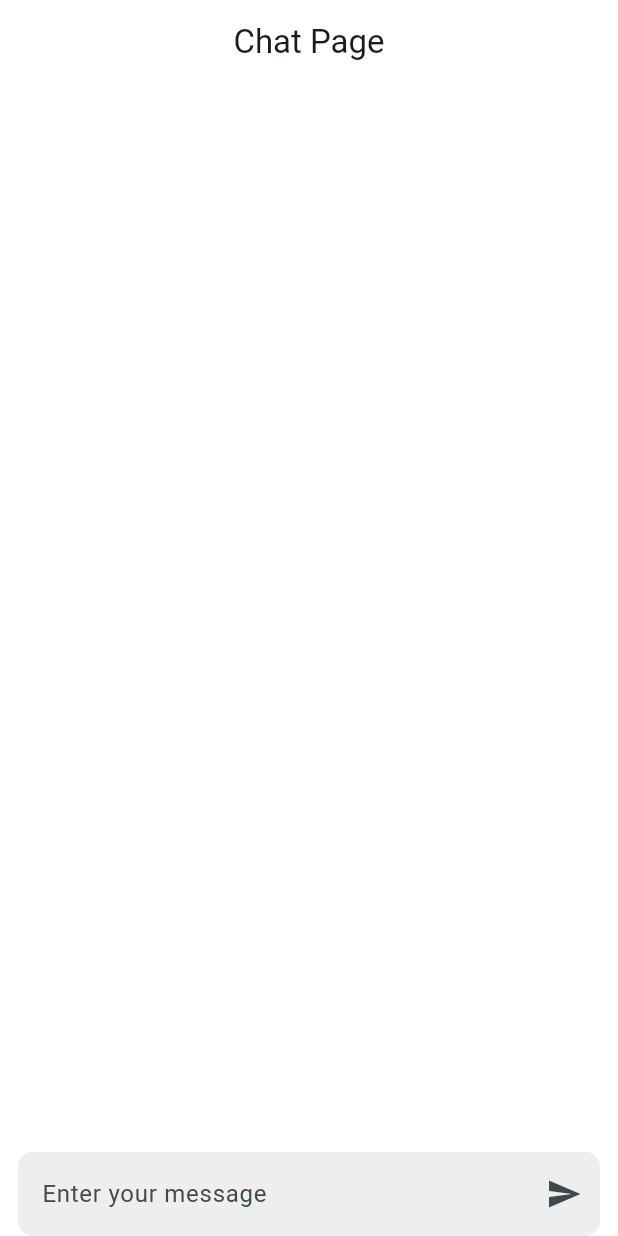
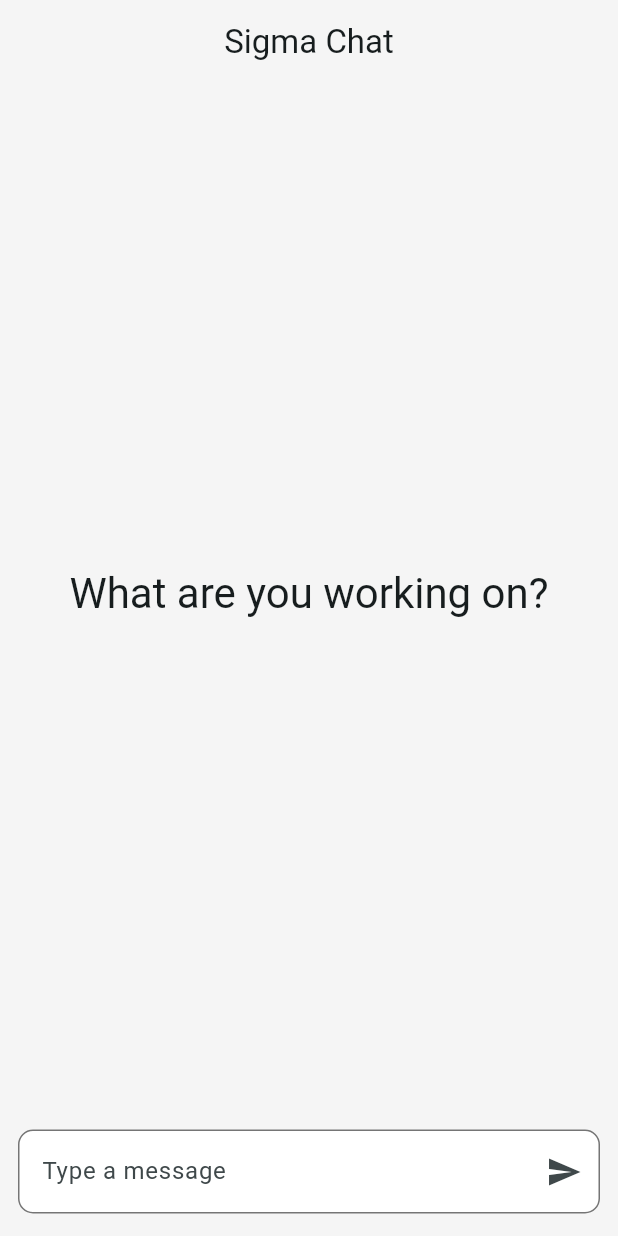
Before and after one commit to abdelrhmanMohamed-svg/sigma_chat, a Flutter app: the screen it shows after launch, on a phone screen of 412 x 824 dp. Run offline on Flutter 3.47's test engine with Material 3 defaults, Android fonts, the phone set to English and light mode, and no system bars; drawn by our look-alikes of animated_text_kit; our stand-ins replace bubble, firebase_ai, firebase_core, flutter_bloc, hive, hive_flutter; accounts and stored records are empty.

Commit message:
refactor the chatPage and solve the problem about the whole list is rebuild and add empty state widget and logic

```diff
--- a/lib/models/message_model.dart
+++ b/lib/models/message_model.dart
@@ -4,26 +4,19 @@ part 'message_model.g.dart';
 @HiveType(typeId: 0)
 class MessageModel {
   @HiveField(0)
+  final String id;
+  @HiveField(1)
   final String text;
-  @HiveField(1)
+  @HiveField(2)
   final bool isUser;
-  @HiveField(2)
+  @HiveField(3)
   final DateTime time;
-  MessageModel({required this.text, required this.isUser, required this.time});
+  MessageModel({
+    required this.id,
+    required this.text,
+    required this.isUser,
+    required this.time,
+  });
 
-  Map<String, dynamic> toMap() {
-    return <String, dynamic>{
-      'text': text,
-      'isUser': isUser,
-      'time': time.millisecondsSinceEpoch,
-    };
-  }
 
-  factory MessageModel.fromMap(Map<String, dynamic> map) {
-    return MessageModel(
-      text: map['text'] as String,
-      isUser: map['isUser'] as bool,
-      time: DateTime.fromMillisecondsSinceEpoch(map['time'] as int),
-    );
-  }
 }
--- a/lib/services/hive_local_database.dart
+++ b/lib/services/hive_local_database.dart
@@ -8,7 +8,7 @@ class HiveLocalDatabase {
   static HiveLocalDatabase get instance => getinstance;
   static Future<void> hiveInit() async {
     await Hive.initFlutter();
-    Hive.registerAdapter(MessageModelAdapter());
+    Hive.registerAdapter((MessageModelAdapter()));
     await Hive.openBox(AppConstants.messageKey);
   }
 
@@ -17,7 +17,7 @@ class HiveLocalDatabase {
     await box.put(key, value);
   }
 
-  List<dynamic> getData(String key) {
+  dynamic getData(String key) {
     return box.get(key);
   }
 
--- a/lib/utils/theme/app_color.dart
+++ b/lib/utils/theme/app_color.dart
@@ -2,8 +2,11 @@ import 'package:flutter/material.dart';
 
 class AppColor {
   static const Color primary = Colors.white;
+  static Color background = Colors.grey.shade100;
   static const Color secondary = Colors.black45;
   static Color gray300 = Colors.grey.shade300;
   static Color gray200 = Colors.grey.shade200;
   static const Color red = Colors.red;
+  static const Color blue = Colors.blue;
+  static const Color black = Colors.black54;
 }
--- a/lib/utils/theme/app_theme.dart
+++ b/lib/utils/theme/app_theme.dart
@@ -5,30 +5,31 @@ class AppTheme {
   static ThemeData get themeData => ThemeData(
     colorScheme: ColorScheme.fromSeed(seedColor: AppColor.primary),
 
-    scaffoldBackgroundColor: AppColor.primary,
+    scaffoldBackgroundColor: AppColor.background,
     useMaterial3: true,
     appBarTheme: AppBarTheme(
       centerTitle: true,
-      backgroundColor: AppColor.primary,
+      backgroundColor: AppColor.background,
     ),
     inputDecorationTheme: InputDecorationTheme(
+
       border: OutlineInputBorder(
         borderRadius: BorderRadius.circular(10),
-        borderSide: BorderSide(color: AppColor.gray200),
+        borderSide: BorderSide(color: AppColor.black),
       ),
       enabledBorder: OutlineInputBorder(
         borderRadius: BorderRadius.circular(10),
-        borderSide: BorderSide(color: AppColor.gray200),
+        borderSide: BorderSide(color: AppColor.black),
       ),
       focusedBorder: OutlineInputBorder(
         borderRadius: BorderRadius.circular(10),
-        borderSide: BorderSide(color: AppColor.gray200),
+        borderSide: BorderSide(color: AppColor.black),
       ),
       errorBorder: OutlineInputBorder(
         borderRadius: BorderRadius.circular(10),
         borderSide: BorderSide(color: AppColor.red),
       ),
-      fillColor: AppColor.gray200,
+      fillColor: AppColor.primary,
       filled: true,
     ),
   );
--- a/lib/view_model/chat/chat_cubit.dart
+++ b/lib/view_model/chat/chat_cubit.dart
@@ -7,47 +7,52 @@ import 'package:sgima_chat/utils/app_constants.dart';
 part 'chat_state.dart';
 
 class ChatCubit extends Cubit<ChatState> {
-  ChatCubit() : super(ChatInitial());
+  ChatCubit() : super(ChatInitial([]));
+  Map<String, bool> playedMessages = {};
 
   final _chatServices = ChatServicesImple();
   final _hiveServices = HiveLocalDatabase.getinstance;
-  final List<MessageModel> _messages = [];
+  late List<MessageModel> messages;
 
   Future<void> sendMessage(String message) async {
     emit(SendingMessage());
     try {
       final userMessage = MessageModel(
+        id: DateTime.now().toIso8601String(),
         text: message,
         isUser: true,
         time: DateTime.now(),
       );
-      _messages.add(userMessage);
+      messages.add(userMessage);
       await _hiveServices.saveData<List<MessageModel>>(
         AppConstants.messageKey,
-        _messages,
+        messages,
       );
 
-      emit(ChatSucess(_getMessages()));
+      emit(ChatSucess(List.from(messages), userMessage.id));
       final response = await _chatServices.sentMessage(message);
       final chatMessage = MessageModel(
+        id: DateTime.now().toIso8601String(),
         text: response ?? "there is no response",
         isUser: false,
         time: DateTime.now(),
       );
-      _messages.add(chatMessage);
+      messages.add(chatMessage);
       await _hiveServices.saveData<List<MessageModel>>(
         AppConstants.messageKey,
-        _messages,
+        messages,
       );
+      emit(ChatSucess(List.from(messages), chatMessage.id));
+
       emit(MessageSent());
-      emit(ChatSucess(_getMessages()));
     } catch (e) {
       emit(MessageSentFailed(e.toString()));
     }
   }
 
   Future<void> getMessages() async {
-    emit(ChatSucess(_getMessages()));
+    messages = _getMessages();
+    emit(ChatInitial(messages));
   }
 
   void startSession() {
@@ -56,6 +61,10 @@ class ChatCubit extends Cubit<ChatState> {
 
   List<MessageModel> _getMessages() {
     final messages = _hiveServices.getData(AppConstants.messageKey);
-    return messages.map((e) => e as MessageModel).toList();
+
+    if (messages == null) {
+      return [];
+    }
+    return List<MessageModel>.from(messages);
   }
 }
--- a/lib/view_model/chat/chat_state.dart
+++ b/lib/view_model/chat/chat_state.dart
@@ -4,19 +4,23 @@ sealed class ChatState {
   const ChatState();
 }
 
-final class ChatInitial extends ChatState {}
+final class ChatInitial extends ChatState {
+  final List<MessageModel> messages;
+  const ChatInitial(this.messages);
+}
 
 final class SendingMessage extends ChatState {}
 
 final class MessageSent extends ChatState {}
 
+final class ChatSucess extends ChatState {
+  final String id;
+  final List<MessageModel> messages;
+
+  const ChatSucess(this.messages, this.id);
+}
+
 final class MessageSentFailed extends ChatState {
   final String message;
   const MessageSentFailed(this.message);
 }
-
-final class ChatSucess extends ChatState {
-  final List<MessageModel> messages;
-
-  const ChatSucess(this.messages);
-}
--- a/lib/views/pages/chat_page.dart
+++ b/lib/views/pages/chat_page.dart
@@ -1,6 +1,8 @@
 import 'package:flutter/material.dart';
 import 'package:flutter_bloc/flutter_bloc.dart';
 import 'package:sgima_chat/view_model/chat/chat_cubit.dart';
+import 'package:sgima_chat/views/widgets/card_message.dart';
+import 'package:sgima_chat/views/widgets/empty_state.dart';
 
 class ChatPage extends StatefulWidget {
   const ChatPage({super.key});
@@ -11,71 +13,123 @@ class ChatPage extends StatefulWidget {
 
 class _ChatPageState extends State<ChatPage> {
   late TextEditingController textController;
+  late ScrollController scrollController;
+
   @override
   void initState() {
     textController = TextEditingController();
+    scrollController = ScrollController();
+
     super.initState();
+  }
+
+  @override
+  void dispose() {
+    super.dispose();
+    textController.dispose();
+    scrollController.dispose();
+  }
+
+  void _scrollToBottom() {
+    WidgetsBinding.instance.addPostFrameCallback((_) {
+      scrollController.animateTo(
+        scrollController.position.maxScrollExtent,
+        duration: Duration(milliseconds: 300),
+        curve: Curves.easeInOut,
+      );
+    });
   }
 
   @override
   Widget build(BuildContext context) {
     final chatCubit = BlocProvider.of<ChatCubit>(context);
+    final size = MediaQuery.sizeOf(context);
+
     return Scaffold(
-      appBar: AppBar(title: Text("Chat Page")),
+      appBar: AppBar(title: Text("Sigma Chat")),
       body: SafeArea(
         child: Padding(
-          padding: const EdgeInsets.symmetric(horizontal: 12.0),
+          padding: const EdgeInsets.symmetric(horizontal: 12.0, vertical: 15.0),
           child: Column(
             mainAxisAlignment: MainAxisAlignment.center,
             children: [
               Expanded(
                 child: BlocConsumer<ChatCubit, ChatState>(
-                  bloc: chatCubit,
-                  listenWhen: (previous, current) =>
-                      current is MessageSentFailed,
-
+                  listenWhen: (previous, current) => current is MessageSentFailed||current is ChatSucess,
                   listener: (context, state) {
                     if (state is MessageSentFailed) {
-                      ScaffoldMessenger.of(
-                        context,
-                      ).showSnackBar(SnackBar(content: Text(state.message)));
+                      ScaffoldMessenger.of(context).showSnackBar(
+                        SnackBar(content: Text(state.message)),
+                      );
+
+                    }
+                    if (state is ChatSucess) {
+                      _scrollToBottom();
                     }
                   },
+                  bloc: chatCubit,
                   buildWhen: (previous, current) =>
-                      current is ChatSucess ||
-                      current is SendingMessage ||
+                      current is ChatInitial ||
+                      (current is ChatSucess) ||
                       current is MessageSentFailed,
                   builder: (context, state) {
-                    if (state is ChatSucess) {
-                      final messages = state.messages;
+                    final messages = chatCubit.messages;
 
-                      return ListView.builder(
+                    if (messages.isEmpty) {
+                      return EmptyState();
+                    }
+                    if (state is ChatInitial) {
+                      return ListView.separated(
+                        controller: scrollController,
                         itemCount: messages.length,
+                        separatorBuilder: (_, __) => SizedBox(height: 15),
                         itemBuilder: (context, index) {
                           final message = messages[index];
-                          return ListTile(
-                            title: Text(message.text),
-                            subtitle: Text(message.time.toString()),
-                            leading: Icon(
-                              message.isUser ? Icons.person : Icons.chat,
-                            ),
+                          return CardMessage(message: message, isInitial: true);
+                        },
+                      );
+                    }
+                    if (state is ChatSucess) {
+                      final message = state.messages.last;
+
+                      return ListView.separated(
+                        controller: scrollController,
+                        itemCount: messages.length,
+                        separatorBuilder: (_, __) => SizedBox(height: 15),
+                        itemBuilder: (context, index) {
+                          return CardMessage(
+                            message: messages[index],
+                            lastMessageId: message.id,
                           );
                         },
                       );
                     }
-                    return SizedBox.shrink();
+                    return ListView.separated(
+                      controller: scrollController,
+                      itemCount: messages.length,
+                      separatorBuilder: (_, __) => SizedBox(height: 15),
+                      itemBuilder: (context, index) {
+                        return CardMessage(message: messages[index]);
+                      },
+                    );
                   },
                 ),
               ),
+              SizedBox(height: size.height * 0.04),
               TextField(
                 controller: textController,
                 onSubmitted: (value) async {
-                     if (textController.text.isEmpty) return;
+                  if (textController.text.isEmpty) return;
                   await chatCubit.sendMessage(value);
                   textController.clear();
+                  //  _scrollToBottom();
                 },
+                keyboardType: TextInputType.multiline,
+                maxLines: null,
+                minLines: 1,
+
                 decoration: InputDecoration(
-                  hintText: "Enter your message",
+                  hintText: "Type a message",
                   suffixIcon: BlocBuilder<ChatCubit, ChatState>(
                     bloc: chatCubit,
                     buildWhen: (previous, current) =>
@@ -86,14 +140,16 @@ class _ChatPageState extends State<ChatPage> {
                     builder: (context, state) {
                       if (state is SendingMessage) {
                         return Transform.scale(
-                            scale: 0.5,
-                          child: CircularProgressIndicator.adaptive());
+                          scale: 0.5,
+                          child: CircularProgressIndicator.adaptive(),
+                        );
                       }
                       return InkWell(
                         onTap: () async {
                           if (textController.text.isEmpty) return;
                           await chatCubit.sendMessage(textController.text);
                           textController.clear();
+                          //_scrollToBottom();
                         },
                         child: Icon(Icons.send),
                       );
--- /dev/null
+++ b/lib/views/widgets/empty_state.dart
@@ -0,0 +1,44 @@
+import 'dart:math';
+
+import 'package:animated_text_kit/animated_text_kit.dart';
+import 'package:flutter/material.dart';
+
+class EmptyState extends StatefulWidget {
+  const EmptyState({super.key});
+
+  @override
+  State<EmptyState> createState() => _EmptyStateState();
+}
+
+class _EmptyStateState extends State<EmptyState> {
+  final List<String> messages = [
+    "What are you working on?",
+    "What can I help you with?",
+    "What can I do for you?",
+    "What can I help you with?",
+  ];
+  int index = 0;
+  @override
+  void initState() {
+    super.initState();
+    index = Random().nextInt(messages.length);
+  }
+
+  @override
+  Widget build(BuildContext context) {
+    return Center(
+      child: AnimatedTextKit(
+        pause: Duration(seconds: 1),
+
+        totalRepeatCount: 1,
+        repeatForever: false,
+        animatedTexts: [
+          TypewriterAnimatedText(
+            messages[index],
+            textStyle: Theme.of(context).textTheme.headlineMedium,
+          ),
+        ],
+      ),
+    );
+  }
+}
--- a/pubspec.yaml
+++ b/pubspec.yaml
@@ -7,7 +7,10 @@ environment:
   sdk: ^3.9.2
 
 dependencies:
+  animated_text_kit: ^4.3.0
+  bubble: ^1.2.1
   build_runner: ^2.4.13
+  chat_bubbles: ^1.7.0
   cupertino_icons: ^1.0.8
   firebase_ai: ^3.6.0
   firebase_core: ^4.2.1
```
Also changed, not shown: lib/views/widgets/card_message.dart (added, +125 -0 lines), lib/models/message_model.g.dart, pubspec.lock.
